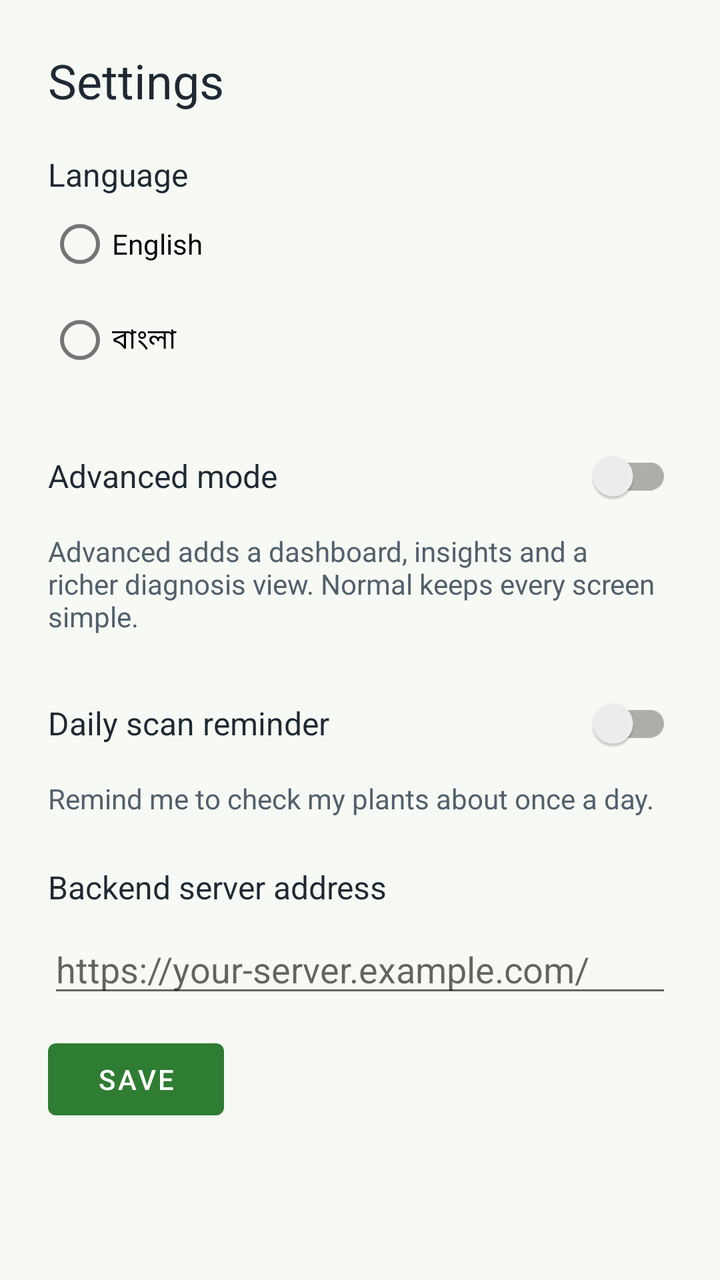
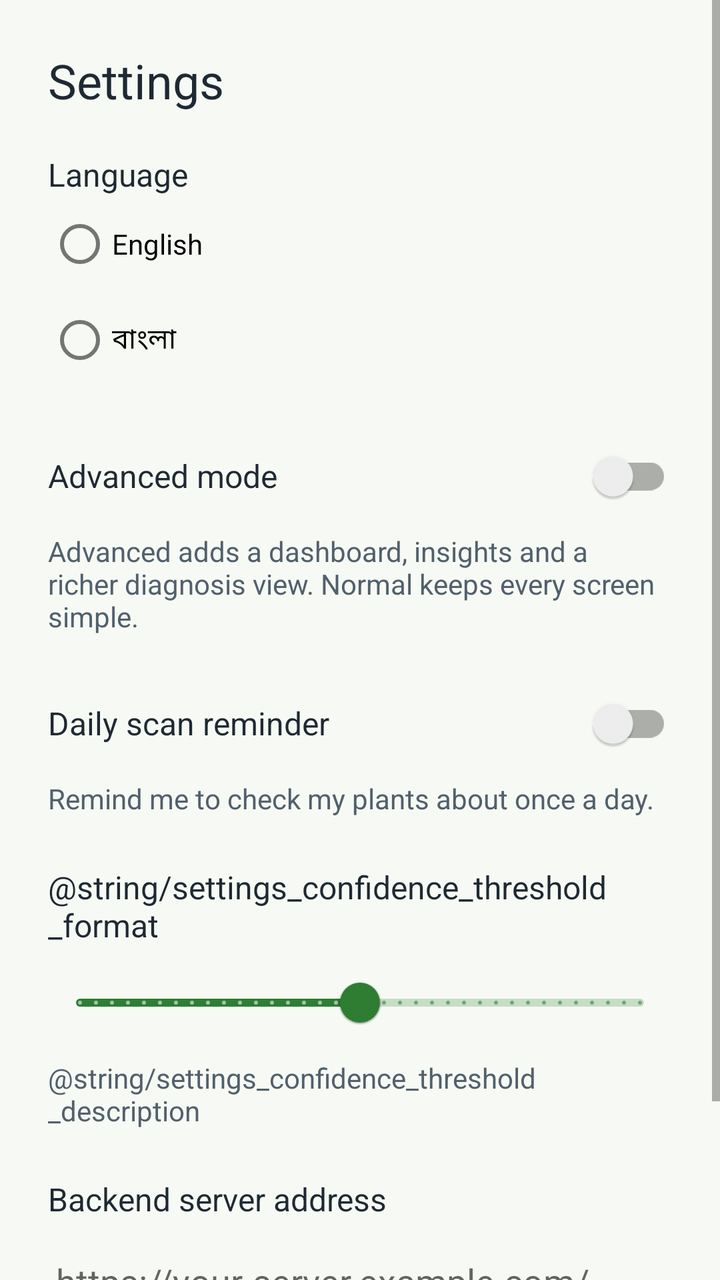

Two renders of the same Android screen: before a commit and after it. Below are the layout's source before the change and the commit's diff.
<!-- AndroidManifest.xml: application theme Theme.Cropora -->
<!-- res/layout/activity_settings.xml -->
<?xml version="1.0" encoding="utf-8"?>
<ScrollView xmlns:android="http://schemas.android.com/apk/res/android"
    android:layout_width="match_parent"
    android:layout_height="match_parent"
    android:fillViewport="true"
    android:background="@color/screen_background">

<LinearLayout
    android:layout_width="match_parent"
    android:layout_height="wrap_content"
    android:orientation="vertical"
    android:padding="24dp"
    android:background="@color/screen_background">

    <TextView
        android:id="@+id/textSettingsTitle"
        android:layout_width="match_parent"
        android:layout_height="wrap_content"
        android:text="@string/settings_title"
        android:textColor="@color/text_primary"
        android:textSize="24sp" />

    <TextView
        android:layout_width="match_parent"
        android:layout_height="wrap_content"
        android:layout_marginTop="20dp"
        android:text="@string/settings_language"
        android:textColor="@color/text_primary"
        android:textSize="16sp" />

    <RadioGroup
        android:id="@+id/groupLanguage"
        android:layout_width="match_parent"
        android:layout_height="wrap_content"
        android:orientation="vertical">
        <RadioButton
            android:id="@+id/radioEnglish"
            android:layout_width="match_parent"
            android:layout_height="wrap_content"
            android:minHeight="48dp"
            android:text="@string/language_english" />
        <RadioButton
            android:id="@+id/radioBangla"
            android:layout_width="match_parent"
            android:layout_height="wrap_content"
            android:minHeight="48dp"
            android:text="@string/language_bangla" />
    </RadioGroup>

    <androidx.appcompat.widget.SwitchCompat
        android:id="@+id/switchAdvancedMode"
        android:layout_width="match_parent"
        android:layout_height="wrap_content"
        android:minHeight="48dp"
        android:layout_marginTop="20dp"
        android:text="@string/settings_advanced_mode"
        android:textColor="@color/text_primary"
        android:textSize="16sp" />

    <TextView
        android:layout_width="match_parent"
        android:layout_height="wrap_content"
        android:layout_marginTop="4dp"
        android:text="@string/visual_mode_description"
        android:textColor="@color/text_secondary" />

    <androidx.appcompat.widget.SwitchCompat
        android:id="@+id/switchScanReminders"
        android:layout_width="match_parent"
        android:layout_height="wrap_content"
        android:layout_marginTop="20dp"
        android:text="@string/settings_scan_reminders"
        android:textColor="@color/text_primary"
        android:textSize="16sp" />

    <TextView
        android:layout_width="match_parent"
        android:layout_height="wrap_content"
        android:layout_marginTop="4dp"
        android:text="@string/settings_scan_reminders_description"
        android:textColor="@color/text_secondary" />

    <TextView
        android:id="@+id/textServerUrlLabel"
        android:layout_width="match_parent"
        android:layout_height="wrap_content"
        android:layout_marginTop="24dp"
        android:text="@string/server_url_label"
        android:textColor="@color/text_primary"
        android:textSize="16sp" />

    <EditText
        android:id="@+id/editServerUrl"
        android:layout_width="match_parent"
        android:layout_height="wrap_content"
        android:layout_marginTop="8dp"
        android:autofillHints=""
        android:hint="@string/server_url_hint"
        android:inputType="textUri"
        android:singleLine="true" />

    <Button
        android:id="@+id/buttonSaveServerUrl"
        android:layout_width="wrap_content"
        android:layout_height="wrap_content"
        android:layout_marginTop="12dp"
        android:text="@string/save_server_url" />

</LinearLayout>
</ScrollView>
<!-- resources referenced by this layout -->
<resources>
  <color name="screen_background">#F7FAF4</color>
  <color name="text_primary">#1F2933</color>
  <color name="text_secondary">#52606D</color>
  <string name="language_bangla" translatable="false">বাংলা</string>
  <string name="language_english" translatable="false">English</string>
  <string name="save_server_url">Save</string>
  <string name="server_url_hint">https://your-server.example.com/</string>
  <string name="server_url_label">Backend server address</string>
  <string name="settings_advanced_mode">Advanced mode</string>
  <string name="settings_language">Language</string>
  <string name="settings_scan_reminders">Daily scan reminder</string>
  <string name="settings_scan_reminders_description">Remind me to check my plants about once a day.</string>
  <string name="settings_title">Settings</string>
  <string name="visual_mode_description">Advanced adds a dashboard, insights and a richer diagnosis view. Normal keeps every screen simple.</string>
  <style name="Theme.Cropora" parent="Theme.MaterialComponents.DayNight.DarkActionBar">
          <item name="colorPrimary">@color/leaf_green</item>
          <item name="colorPrimaryDark">@color/leaf_green_dark</item>
          <item name="colorAccent">@color/leaf_green</item>
          <item name="android:windowBackground">@color/screen_background</item>
      </style>
  <color name="leaf_green">#2E7D32</color>
  <color name="leaf_green_dark">#1B5E20</color>
</resources>

<!-- the commit's change to res/layout/activity_settings.xml (unified diff, before → after) -->
@@ -81,6 +81,32 @@
         android:textColor="@color/text_secondary" />
 
     <TextView
+        android:id="@+id/textConfidenceThresholdValue"
+        android:layout_width="match_parent"
+        android:layout_height="wrap_content"
+        android:layout_marginTop="24dp"
+        android:text="@string/settings_confidence_threshold_format"
+        android:textColor="@color/text_primary"
+        android:textSize="16sp" />
+
+    <com.google.android.material.slider.Slider
+        android:id="@+id/sliderConfidenceThreshold"
+        android:layout_width="match_parent"
+        android:layout_height="wrap_content"
+        android:layout_marginTop="4dp"
+        android:stepSize="1"
+        android:value="50"
+        android:valueFrom="5"
+        android:valueTo="95" />
+
+    <TextView
+        android:layout_width="match_parent"
+        android:layout_height="wrap_content"
+        android:layout_marginTop="4dp"
+        android:text="@string/settings_confidence_threshold_description"
+        android:textColor="@color/text_secondary" />
+
+    <TextView
         android:id="@+id/textServerUrlLabel"
         android:layout_width="match_parent"
         android:layout_height="wrap_content"
